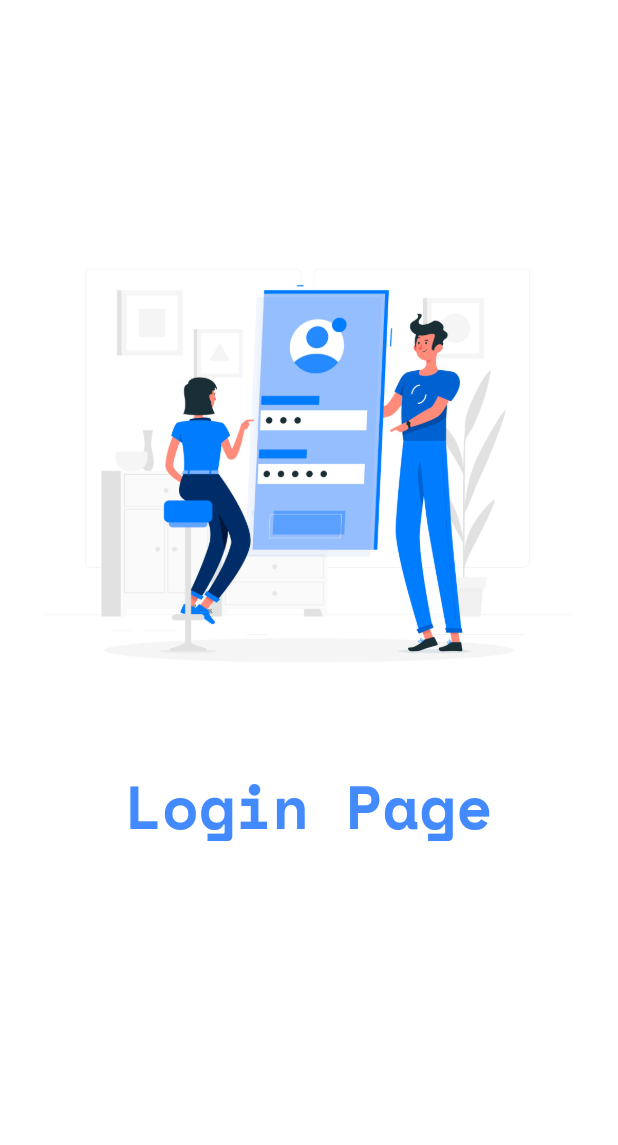
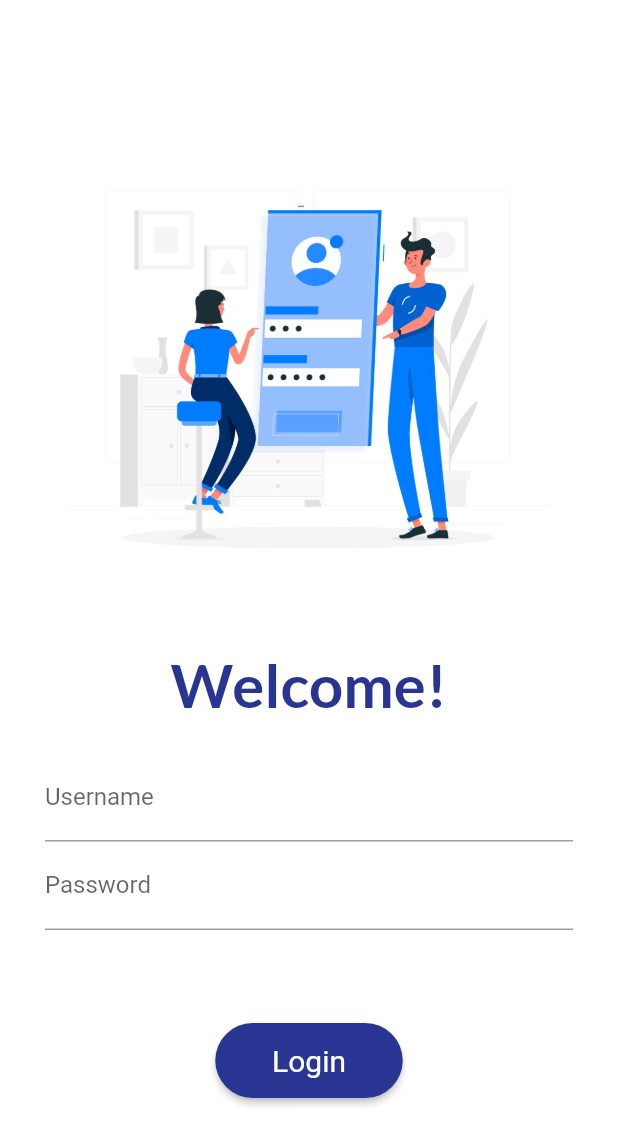
Before and after one commit to jedimastertanishq/my_app, a Flutter app: the screen it shows after launch, on a phone screen of 412 x 824 dp. Shown: the top 1145 px of the screen. Run offline on Flutter 3.47's test engine with Material 2 defaults, Android fonts, the phone set to English and light mode, and no system bars; our stand-ins replace google_fonts.

Commit message:
Day 2 completed

```diff
--- a/lib/screens/login_page.dart
+++ b/lib/screens/login_page.dart
@@ -9,31 +9,69 @@ class LoginPage extends StatelessWidget {
       body: Align(
         alignment: Alignment.center,
         child: Padding(
-          padding: const EdgeInsets.all(30.0),
+          padding: const EdgeInsets.symmetric(
+            horizontal: 30.0,
+            vertical: 12.0,
+          ),
           child: Column(
             children: [
               Expanded(
                 child: SizedBox(),
-                flex: 2,
               ),
               Expanded(
                 child: Image.asset('assets/images/login_image.jpg'),
-                flex: 8,
+                flex: 4,
               ),
               Expanded(
-                child: Text(
-                  "Login Page",
-                  style: GoogleFonts.spaceMono(
-                    color: Colors.blueAccent,
-                    fontSize: 40,
-                    fontWeight: FontWeight.bold,
-                  ),
+                child: Column(
+                  children: [
+                    Expanded(
+                      child: Center(
+                        child: Text(
+                          "Welcome!",
+                          style: GoogleFonts.lato(
+                            color: Colors.indigo[800],
+                            fontSize: 40,
+                            fontWeight: FontWeight.bold,
+                          ),
+                        ),
+                      ),
+                    ),
+                    Expanded(
+                      child: Column(
+                        children: [
+                          TextFormField(
+                            decoration: InputDecoration(labelText: "Username"),
+                          ),
+                          TextFormField(
+                            decoration: InputDecoration(labelText: "Password"),
+                            obscureText: true,
+                          ),
+                        ],
+                      ),
+                      flex: 2,
+                    ),
+                    ElevatedButton(
+                      child: Text("Login"),
+                      onPressed: () {},
+                      style: ElevatedButton.styleFrom(
+                        primary: Colors.indigo[800],
+                        onPrimary: Colors.white,
+                        shape: RoundedRectangleBorder(
+                          borderRadius: BorderRadius.circular(25),
+                        ),
+                        minimumSize: Size(125, 50),
+                        textStyle: TextStyle(
+                          fontSize: 20,
+                        ),
+                      ),
+                    ),
+                  ],
                 ),
                 flex: 4,
               ),
               Expanded(
                 child: SizedBox(),
-                flex: 2,
               ),
             ],
           ),
```
